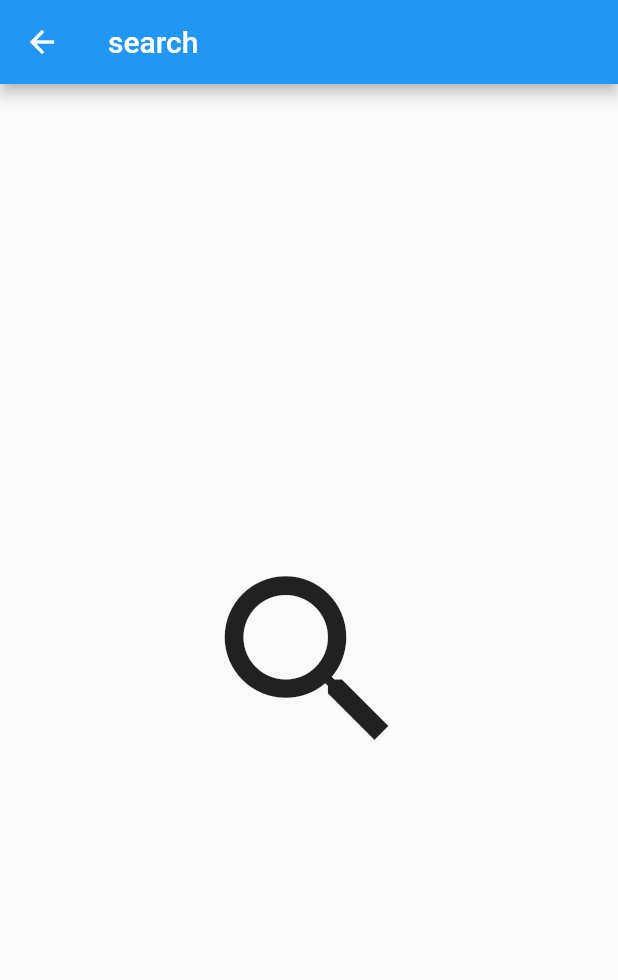
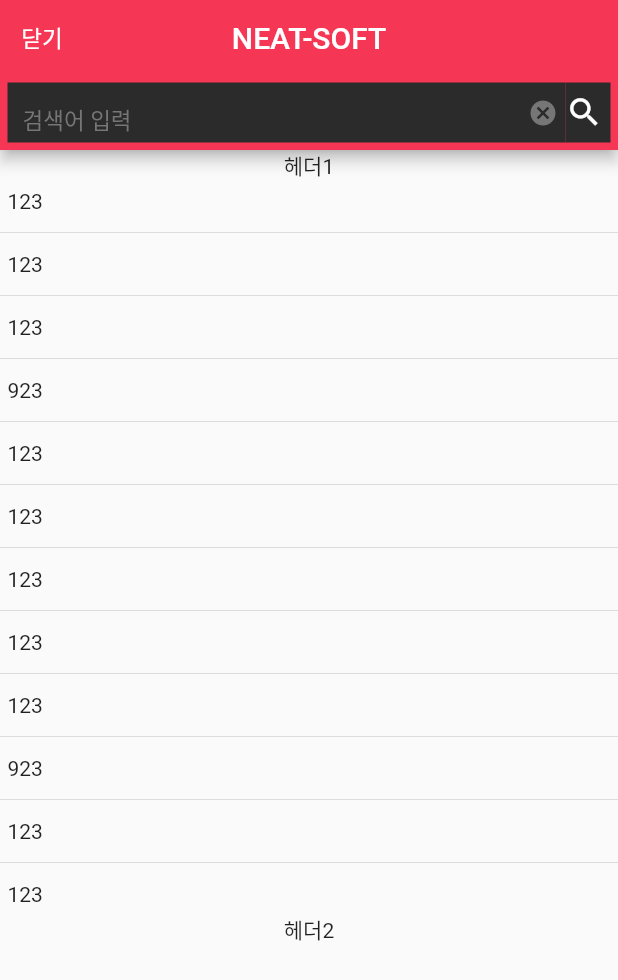
Before and after one commit to naruduru/neat_cafe, a Flutter app: the Search screen opened directly, on a phone screen of 412 x 824 dp. Shown: the top 980 px of the screen. Run offline on Flutter 3.47's test engine with Material 2 defaults, Android fonts, the phone set to English and light mode, and no system bars; Roboto replaces fonts that are missing (NanumGothic).

Commit message:
메인 bottomNavigationBar 색상 변경, 검색위젯 UI 작업

```diff
--- a/lib/main.dart
+++ b/lib/main.dart
@@ -50,7 +50,7 @@
       drawer: const NavBar(),
       body: const Home(),
       bottomNavigationBar: BottomAppBar(
-        color: const Color(0xff3a3041),
+        color: const Color(0xfff53755),
         shape: const CircularNotchedRectangle(),
         child: SizedBox(
           height: 50,
--- a/lib/screens/search.dart
+++ b/lib/screens/search.dart
@@ -8,17 +8,105 @@
 }
 
 class _SearchState extends State<Search> {
+
+  final List<String> entries = <String>['123','123', '123','923','123','123','123','123','123','923','123','123'];
+
   @override
   Widget build(BuildContext context) {
     return Scaffold(
       appBar: AppBar(
-        title: const Text('search'),
+        toolbarHeight: 50,
+        centerTitle: true,
+        backgroundColor: const Color(0xfff53755),
+        leading: TextButton(
+          style : TextButton.styleFrom(
+            primary: Colors.white,
+            textStyle: const TextStyle(
+              fontFamily: 'NanumGothic',
+            ),
+          ),
+          onPressed: () {
+            Navigator.maybePop(context);
+          },
+          child: const Text("닫기", style: TextStyle(fontSize: 15.0, fontFamily: 'NanumGothic',)),
+        ),
+        title: const Text('NEAT-SOFT'),
+        bottom: PreferredSize(
+          preferredSize: const Size.fromHeight(50),
+          child: Padding(
+            padding: const EdgeInsets.all(5),
+            child: Row(
+              children:[
+                Expanded(
+                  child:Container(
+                    height: 40,
+                    color: const Color(0xff2b2b2b),
+                    child: Padding(
+                      padding: const EdgeInsets.only(left: 5, top: 5, right: 5, bottom: 5),
+                      child: TextField(
+                        style: const TextStyle(fontSize: 15.0, color: Colors.white),
+                        decoration: InputDecoration(
+                          filled : true,
+                          fillColor: const Color(0xff2b2b2b),
+                          hintText: '검색어 입력',
+                          hintStyle : const TextStyle(color: Color(0xff767676), fontFamily: 'NanumGothic',),
+                          suffixIcon: IconButton(
+                            padding: EdgeInsets.zero, // 패딩 설정
+                            constraints: const BoxConstraints(), // constraints
+                            color: Colors.blue,
+                            alignment: Alignment.centerRight,
+                            icon: const Icon(Icons.cancel, size: 20, color: Color(0xff767676)),
+                            onPressed: () { },
+                          ),
+                          contentPadding: const EdgeInsets.fromLTRB(5, 0, 0, 0),
+                          enabledBorder: const UnderlineInputBorder(
+                              borderSide: BorderSide(color: Colors.transparent)
+                          ),
+                          focusedBorder: const UnderlineInputBorder(
+                              borderSide: BorderSide(color: Colors.transparent)
+                          ),
+                        ),
+                      ),
+                    ),
+                  ),
+                ),
+                Center(
+                  child: Container(
+                    width: 30,
+                    height: 40,
+                    color: const Color(0xff2b2b2b),
+                    child: IconButton(
+                      padding: EdgeInsets.zero, // 패딩 설정
+                      constraints: const BoxConstraints(), // constraints
+                      color: Colors.blue,
+                      alignment: Alignment.centerLeft,
+                      icon: const Icon(Icons.search, size: 25, color: Colors.white), onPressed: () {  },
+                    ),
+                  ),
+                ),
+              ],
+            ),
+          ),
+        ),
       ),
-      body: const Center(
-        child: Icon(
-          Icons.search,
-          size: 150,
-        ),
+      body: Column(
+        children: [
+          const Text('헤더1'),
+          SingleChildScrollView(
+            child: ListView.separated(
+              shrinkWrap: true,
+              itemCount: entries.length,
+              itemBuilder: (BuildContext context, int index) {
+                return Container(
+                  padding: const EdgeInsets.all(5),
+                  child: Text(entries[index]),
+                );
+              },
+              separatorBuilder: (BuildContext context, int index) => const Divider(),
+            ),
+          ),
+          const Text('헤더2'),
+        ],
       ),
     );
   }
```
